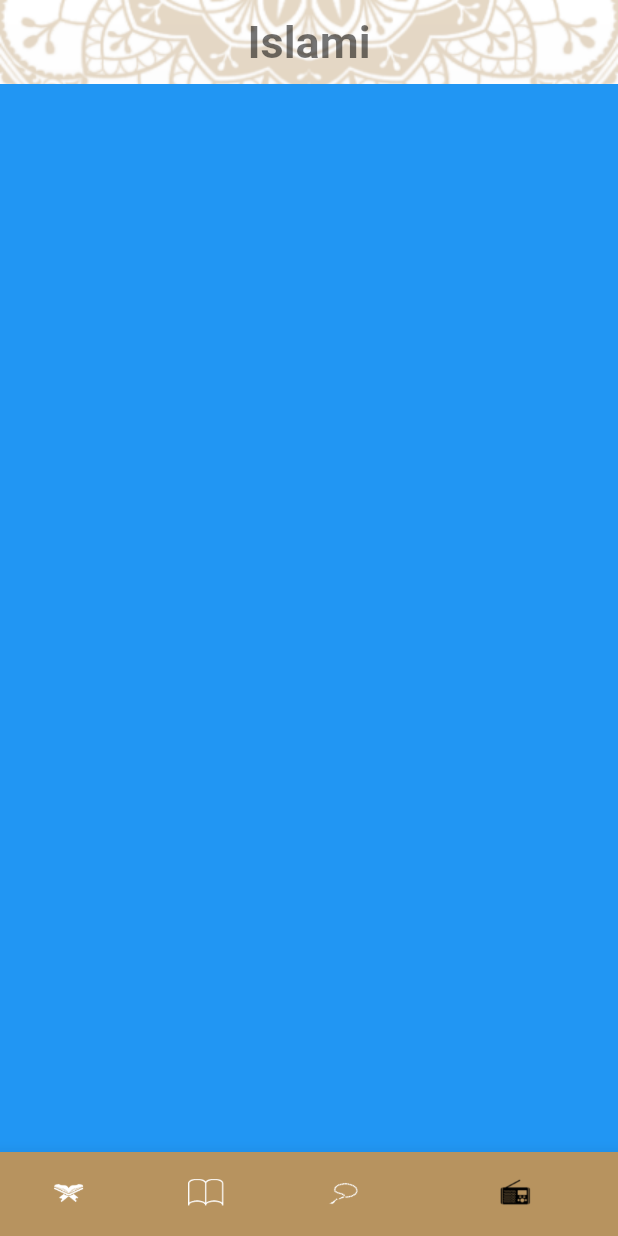
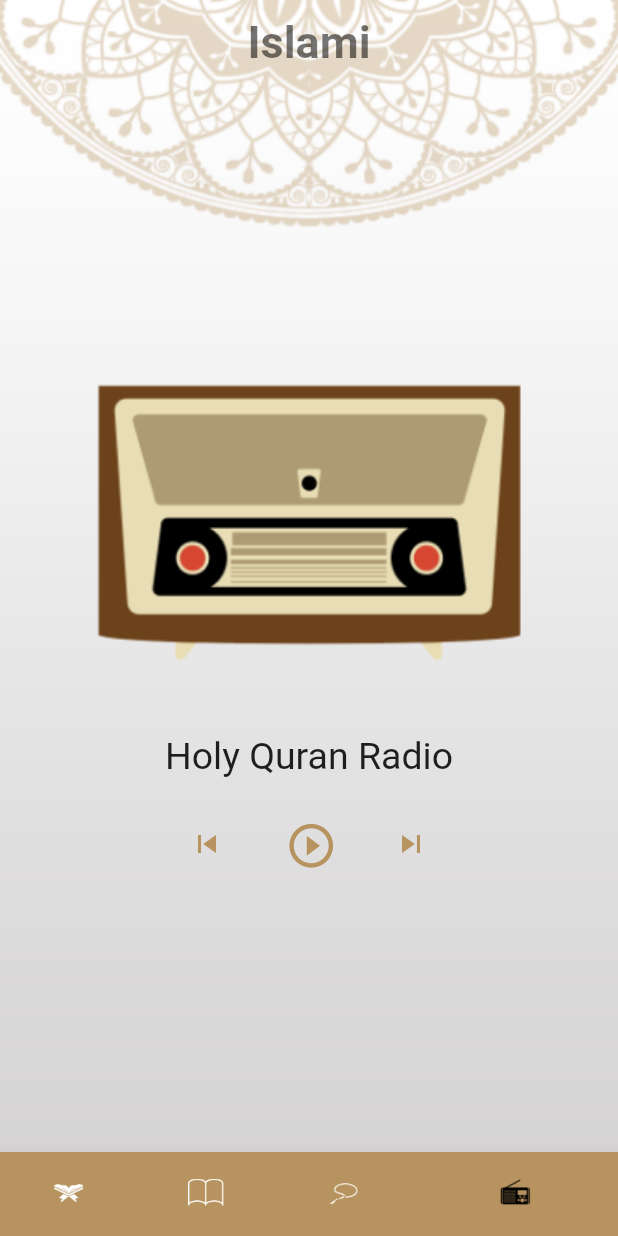
Before and after one commit to mahmoud342/islami, a Flutter app: the screen it shows after launch, item 4 of the bottom bar chosen, on a phone screen of 412 x 824 dp. Run offline on Flutter 3.47's test engine with Material 2 defaults, Android fonts, the phone set to English and light mode, and no system bars.

```diff
--- /dev/null
+++ b/lib/home_body/radio/radio_home_body.dart
@@ -0,0 +1,70 @@
+import 'package:flutter/material.dart';
+
+import '../../my_theme.dart';
+
+class RadioHomeBody extends StatelessWidget {
+
+  @override
+  Widget build(BuildContext context) {
+    return Scaffold(
+      backgroundColor: Colors.transparent,
+      body: Column(
+        mainAxisAlignment: MainAxisAlignment.center,
+        children: [
+          ///radio img
+          Image.asset('assets/images/radio_header_img.png'),
+          SizedBox(
+            height: 30,
+          ),
+          ///Holy Quran Radio text
+          const Text(
+            'Holy Quran Radio',
+            style: TextStyle(
+              fontSize: 25,
+            ),
+            textAlign: TextAlign.center,
+          ),
+          SizedBox(
+            height: 20,
+          ),
+          ///controlls
+          Row(
+            mainAxisAlignment: MainAxisAlignment.center,
+            children: [
+              ///previous
+              IconButton(
+                onPressed: (){},
+                icon: Icon(
+                  Icons.skip_previous,
+                  color: MyTheme.lightPrimary,
+                ),
+              ),
+              ///play
+              Padding(
+                padding: const EdgeInsets.symmetric(
+                  horizontal: 20,
+                ),
+                child: IconButton(
+                  onPressed: (){},
+                  icon: Icon(
+                    Icons.play_circle_outline,
+                    color: MyTheme.lightPrimary,
+                    size: 35,
+                  ),
+                ),
+              ),
+              ///next
+              IconButton(
+                  onPressed: (){},
+                  icon: Icon(
+                      Icons.skip_next,
+                    color: MyTheme.lightPrimary,
+                  ),
+              ),
+            ],
+          ),
+        ],
+      ),
+    );
+  }
+}
--- a/lib/home_body/radio_home_body.dart
+++ /dev/null
@@ -1,13 +0,0 @@
-import 'package:flutter/material.dart';
-
-class RadioHomeBody extends StatelessWidget {
-
-  @override
-  Widget build(BuildContext context) {
-    return Scaffold(
-      body: Container(
-        color: Colors.blue,
-      ),
-    );
-  }
-}
--- a/lib/home_page.dart
+++ b/lib/home_page.dart
@@ -2,7 +2,7 @@ import 'package:flutter/material.dart';
 
 import 'home_body/hadeth/hadeth_home_body.dart';
 import 'home_body/quran/quran_home_body.dart';
-import 'home_body/radio_home_body.dart';
+import 'home_body/radio/radio_home_body.dart';
 import 'home_body/tasbeh_home_body.dart';
 import 'my_theme.dart';
 
```
Also changed, not shown: assets/images/2.0x/radio_header_img@2x.png (added), assets/images/3.0x/radio_header_img@3x.png (added), assets/images/radio_header_img.png (added).
